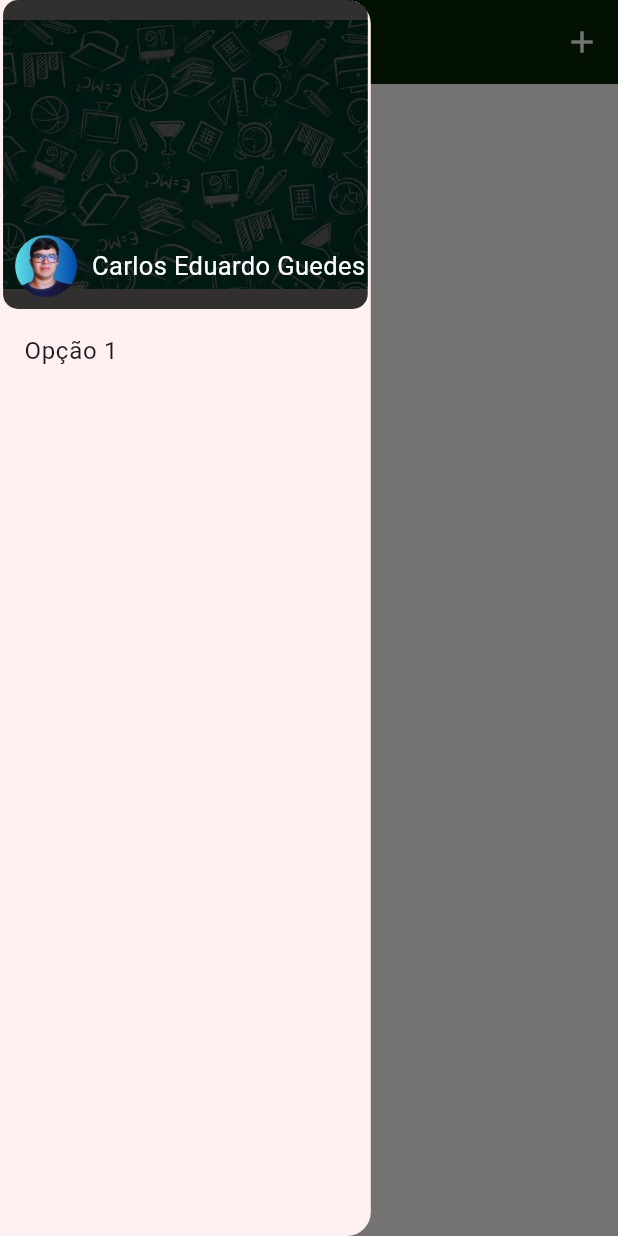
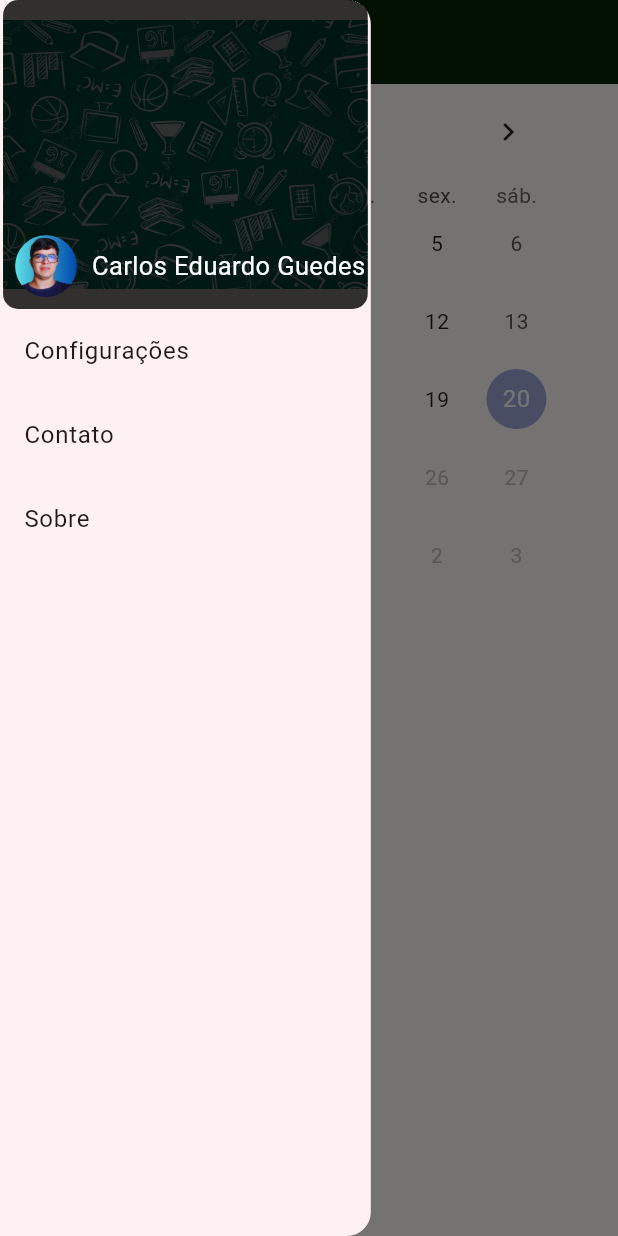
Before and after one commit to Carlos-Eduardo-Guedes-01/App_agendaEscolar, a Flutter app: the screen it shows after launch, with the side drawer open, on a phone screen of 412 x 824 dp. Run offline on Flutter 3.47's test engine with Material 3 defaults, Android fonts, the phone set to English and light mode, and no system bars; drawn by our look-alikes of table_calendar.

Commit message:
calendário inserido

```diff
--- a/lib/Components/AppBar/main.dart
+++ b/lib/Components/AppBar/main.dart
@@ -1,44 +1,31 @@
+//  ----------------------------------------- AppBar Custom --------------------------------------------------
+
 import 'package:flutter/material.dart';
 
-class AppBarCustom extends StatefulWidget implements PreferredSizeWidget {
-  const AppBarCustom({super.key, required this.title});
+class AppBarCustom extends StatelessWidget implements PreferredSizeWidget {
+  const AppBarCustom({Key? key, required this.title});
+
   final String title;
-  @override
-  State<AppBarCustom> createState() => _AppBarCustomState();
-  @override
-  final Size preferredSize = const Size.fromHeight(kToolbarHeight);
-}
 
-class _AppBarCustomState extends State<AppBarCustom> {
-  var clique = 'Não clicou';
   @override
   Widget build(BuildContext context) {
     return AppBar(
+      // cor de fundo appbar
       backgroundColor: Color.fromARGB(255, 4, 36, 4),
+      // Avisando que terá um drawer(menu hamburguer) no AppBar
       leading: DrawerButton(
-        style: ButtonStyle(iconColor: MaterialStatePropertyAll(Colors.white)),
-      ),
-      actions: <Widget>[
-        IconButton(
-          color: Colors.white,
-          onPressed: AlteraClique,
-          icon: Icon(Icons.add),
-        )
-      ],
+          // Estilizando drawer
+          style:
+              ButtonStyle(iconColor: MaterialStateProperty.all(Colors.white))),
+      actions: <Widget>[],
+      // Titulo do AppBar
       title: Text(
-        widget.title,
+        title,
         style: TextStyle(color: Colors.white),
       ),
     );
   }
 
-  void AlteraClique() {
-    setState(() {
-      if (clique == 'Não Clicou') {
-        clique = 'Clicou';
-      } else {
-        clique = 'Não Clicou';
-      }
-    });
-  }
+  @override
+  final Size preferredSize = const Size.fromHeight(kToolbarHeight);
 }
--- a/lib/Components/Drawer/main.dart
+++ b/lib/Components/Drawer/main.dart
@@ -71,7 +71,19 @@ class MyDrawer extends StatelessWidget {
             ],
           ),
           ListTile(
-            title: Text('Opção 1'),
+            title: Text('Configurações'),
+            onTap: () {
+              // Faz algo quando a opção 2 é clicada
+            },
+          ),
+          ListTile(
+            title: Text('Contato'),
+            onTap: () {
+              // Faz algo quando a opção 2 é clicada
+            },
+          ),
+          ListTile(
+            title: Text('Sobre'),
             onTap: () {
               // Faz algo quando a opção 2 é clicada
             },
--- /dev/null
+++ b/lib/Components/Table_calendar/main.dart
@@ -0,0 +1,37 @@
+import 'package:flutter/material.dart';
+// Pagote para usar o calendário(TableCalendar)
+import 'package:table_calendar/table_calendar.dart';
+
+class CalendarPage extends StatefulWidget {
+  const CalendarPage({super.key});
+
+  @override
+  // ignore: library_private_types_in_public_api
+  _CalendarPageState createState() => _CalendarPageState();
+}
+
+class _CalendarPageState extends State<CalendarPage> {
+  // Variável que guarda o dia clicado
+  DateTime? _selectedDay;
+  // Variável que marca o dia atual
+  DateTime _focusedDay = DateTime.now();
+  // Variável que diz o formato do calendário (semanal, quinzenal, mental ou anual)
+  CalendarFormat _calendarFormat = CalendarFormat.month;
+  @override
+  Widget build(BuildContext context) {
+    return TableCalendar(
+      // Parte 3 para definir a lingua que o calendário estará
+      locale: 'pt_BR',
+      // Estilizando calendário
+      // Aqui ocultamos o botão de escolha do formato do calendário, e centralizamos o título que no caso será o mês
+      headerStyle:
+          const HeaderStyle(formatButtonVisible: false, titleCentered: true),
+      // Primeiro dia que o calendário vai marcar
+      firstDay: DateTime.utc(2010, 10, 16),
+      // Ultimo dia do calendário
+      lastDay: DateTime.now(),
+      // Dia atual
+      focusedDay: _focusedDay,
+    );
+  }
+}
--- a/lib/Pages/Home/main.dart
+++ b/lib/Pages/Home/main.dart
@@ -1,8 +1,15 @@
+//------------------------------------------------------ HomePage ----------------------------------------------
+// importação AppBar customizada
+import 'package:appagendaescolar/Components/AppBar/main.dart';
+// importação menu Hamburguer(drawer)
 import 'package:appagendaescolar/Components/Drawer/main.dart';
+// importação do calendário da página inicial do cliente
+import 'package:appagendaescolar/Components/Table_calendar/main.dart';
 import 'package:flutter/material.dart';
 
 class MyHomePage extends StatefulWidget {
-  const MyHomePage({super.key, required this.title});
+  // title é o nome que fica no AppBar (Agenda Escolar)
+  const MyHomePage({Key? key, required this.title}) : super(key: key);
 
   final String title;
 
@@ -11,66 +18,21 @@ class MyHomePage extends StatefulWidget {
 }
 
 class _MyHomePageState extends State<MyHomePage> {
-  String clique = "Não Clicou";
-
   @override
   Widget build(BuildContext context) {
-    MyDrawer drawerClass = MyDrawer(); // Remove unnecessary 'new'
-    AppBarCustom appBarCustomizada = AppBarCustom(
-      title: widget.title,
-      homePageState: this, // Pass the required argument
-    );
-
     return Scaffold(
-      appBar: appBarCustomizada,
-      drawer: drawerClass,
+      // chamando AppBar customizada e enviando o título como parâmetro
+      appBar: AppBarCustom(
+        title: widget.title,
+      ),
+      //Chamando Drawer
+      drawer: MyDrawer(),
+      // Criando container para delimitar o Calendário
       body: Container(
-        child: Text(clique),
-      ),
-    );
-  }
-
-  void AlteraClique() {
-    setState(() {
-      clique = clique == 'Não Clicou' ? 'Clicou' : 'Não Clicou';
-    });
-  }
-}
-
-class AppBarCustom extends StatefulWidget implements PreferredSizeWidget {
-  const AppBarCustom(
-      {super.key, required this.title, required this.homePageState});
-
-  final String title;
-  final _MyHomePageState homePageState;
-
-  @override
-  State<AppBarCustom> createState() => _AppBarCustomState();
-
-  @override
-  final Size preferredSize = const Size.fromHeight(kToolbarHeight);
-}
-
-class _AppBarCustomState extends State<AppBarCustom> {
-  @override
-  Widget build(BuildContext context) {
-    return AppBar(
-      backgroundColor: Color.fromARGB(255, 4, 36, 4),
-      leading: DrawerButton(
-        style: ButtonStyle(iconColor: MaterialStatePropertyAll(Colors.white)),
-      ),
-      actions: <Widget>[
-        IconButton(
-          color: Colors.white,
-          onPressed: () {
-            widget.homePageState.AlteraClique();
-          },
-          icon: Icon(Icons.add),
-        )
-      ],
-      title: Text(
-        widget.title,
-        style: TextStyle(color: Colors.white),
+        width: MediaQuery.of(context).size.width * 0.9,
+        height: MediaQuery.of(context).size.height * 0.9,
+        // Chamando calendário
+        child: CalendarPage(),
       ),
     );
   }
--- a/pubspec.yaml
+++ b/pubspec.yaml
@@ -31,7 +31,8 @@ dependencies:
   flutter:
     sdk: flutter
   provider:
-
+  table_calendar:
+  intl:
 
   # The following adds the Cupertino Icons font to your application.
   # Use with the CupertinoIcons class for iOS style icons.
```
Also changed, not shown: lib/Controller/calendar.dart (added, +11 -0 lines), lib/Pages/LoginPage/main.dart (added, +15 -0 lines), lib/main.dart (+8 -2 lines), pubspec.lock.
